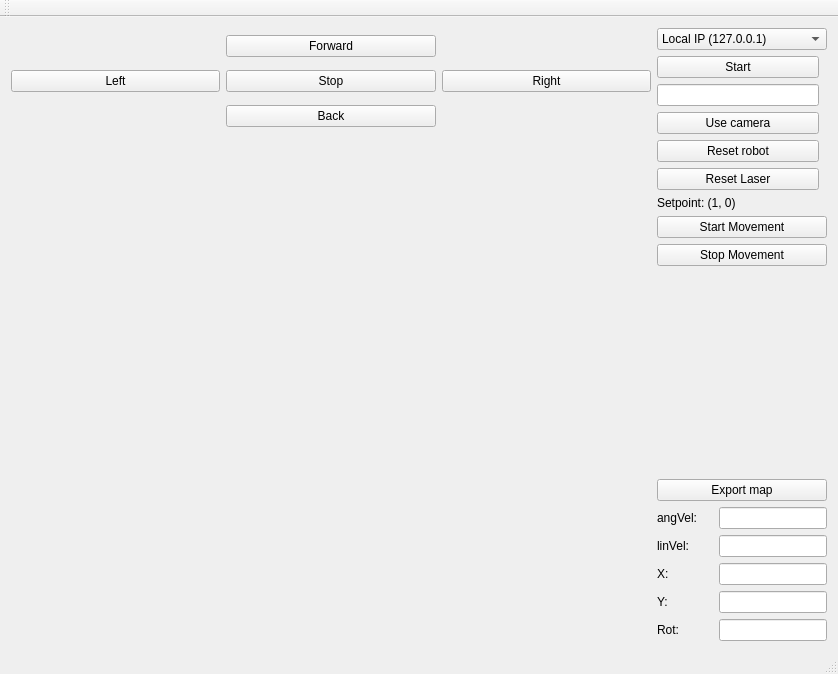
Michal-Baculak/RMR, file demoRMR/mainwindow.ui: the form before one commit.
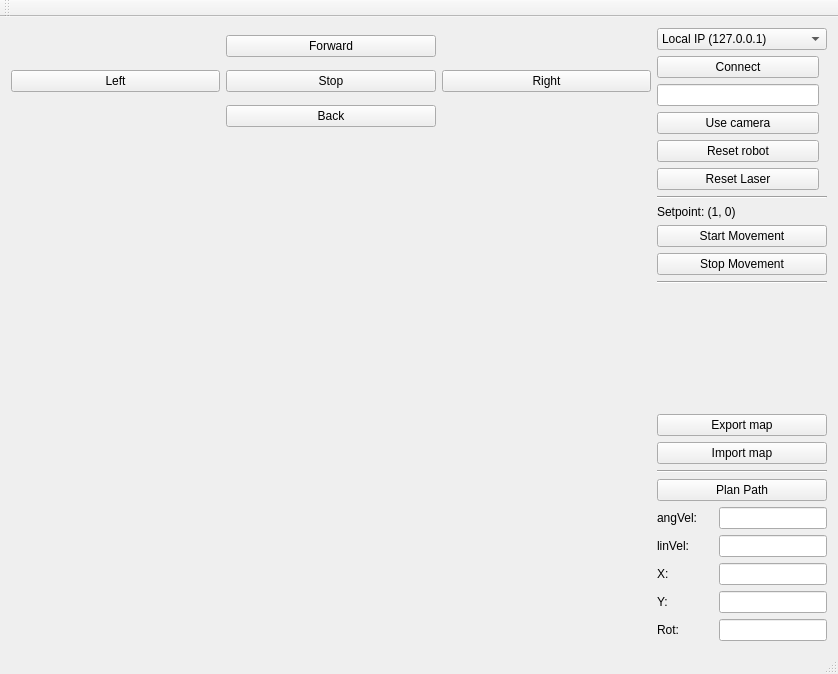
The form after the commit.

Commit message: Start implementing path planning. TODO: connect flood fill points

Diff of the .ui file:
```diff
--- a/demoRMR/mainwindow.ui
+++ b/demoRMR/mainwindow.ui
@@ -49,7 +49,7 @@
          </size>
         </property>
         <property name="text">
-         <string>Start</string>
+         <string>Connect</string>
         </property>
        </widget>
       </item>
@@ -199,6 +199,13 @@
         </property>
        </widget>
       </item>
+      <item>
+       <widget class="Line" name="line_2">
+        <property name="orientation">
+         <enum>Qt::Orientation::Horizontal</enum>
+        </property>
+       </widget>
+      </item>
       <item>
        <widget class="QLabel" name="setpointLabel">
         <property name="text">
@@ -220,6 +227,13 @@
         </property>
        </widget>
       </item>
+      <item>
+       <widget class="Line" name="line">
+        <property name="orientation">
+         <enum>Qt::Orientation::Horizontal</enum>
+        </property>
+       </widget>
+      </item>
       <item>
        <spacer name="verticalSpacer">
         <property name="orientation">
@@ -240,6 +254,27 @@
         </property>
        </widget>
       </item>
+      <item>
+       <widget class="QPushButton" name="pushButton_13">
+        <property name="text">
+         <string>Import map</string>
+        </property>
+       </widget>
+      </item>
+      <item>
+       <widget class="Line" name="line_3">
+        <property name="orientation">
+         <enum>Qt::Orientation::Horizontal</enum>
+        </property>
+       </widget>
+      </item>
+      <item>
+       <widget class="QPushButton" name="pushButton_14">
+        <property name="text">
+         <string>Plan Path</string>
+        </property>
+       </widget>
+      </item>
       <item>
        <layout class="QGridLayout" name="gridLayout_3" rowstretch="0,0,0,0,0">
         <item row="4" column="1">
```
The commit also changes 7 other files.
